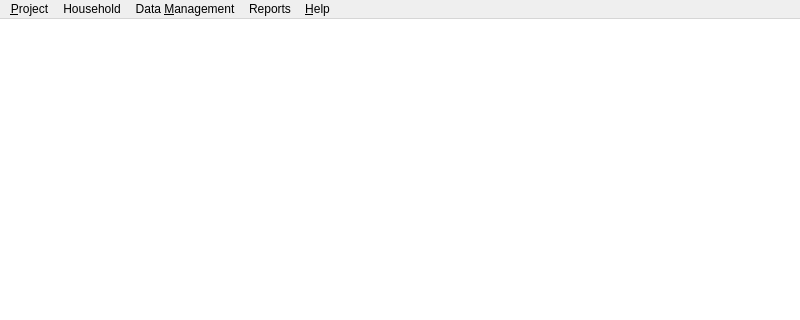
snim2mirror/openihm, file open-ihm/gui/designs/ui_mainwindow.ui: the form before one commit; both pictures show x 0 to 800 and y 0 to 320 of the 800 by 600 pixel window.
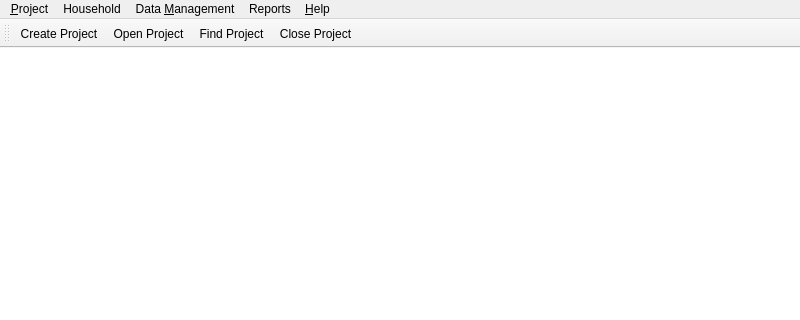
The form after the commit. Icons and pictures are not drawn.

Commit message: Changed main window so actions, signals and slots are managed from within QtDesigner.

```diff
--- a/open-ihm/gui/designs/ui_mainwindow.ui
+++ b/open-ihm/gui/designs/ui_mainwindow.ui
@@ -105,6 +105,21 @@
    <addaction name="menuHelp"/>
   </widget>
   <widget class="QStatusBar" name="statusbar"/>
+  <widget class="QToolBar" name="toolBar">
+   <property name="windowTitle">
+    <string>toolBar</string>
+   </property>
+   <attribute name="toolBarArea">
+    <enum>TopToolBarArea</enum>
+   </attribute>
+   <attribute name="toolBarBreak">
+    <bool>false</bool>
+   </attribute>
+   <addaction name="actionCreate_Project"/>
+   <addaction name="actionOpen_Project"/>
+   <addaction name="actionFind_Project"/>
+   <addaction name="actionClose_Project"/>
+  </widget>
   <action name="actionDelete_Project">
    <property name="text">
     <string>Delete Project</string>
```
Left out of the diff: 532 changed lines with no effect on the pictures. The commit also changes 2 other files.
